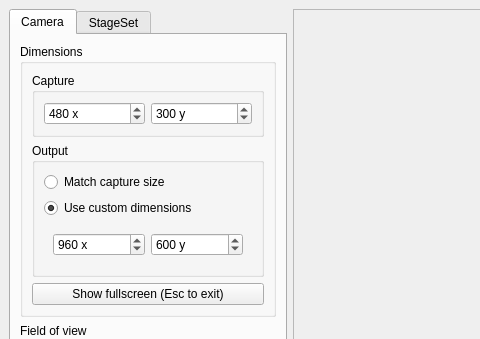
This is CpuRaytracing/RaytracerGui.ui in wibus/ExTh-Demos as Qt 5 draws it before an edit; both pictures show x 0 to 480 and y 0 to 339 of the 1561 by 727 pixel window. The edited form follows.
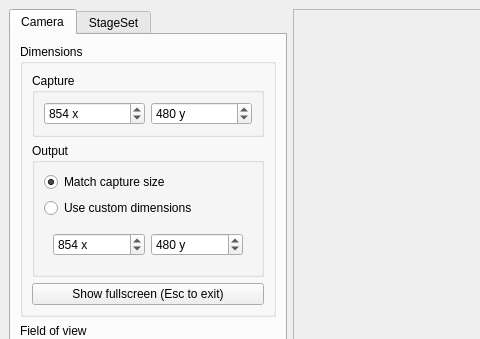
This is the edited form.

Diff of the .ui file:
```diff
--- a/CpuRaytracing/RaytracerGui.ui
+++ b/CpuRaytracing/RaytracerGui.ui
@@ -60,7 +60,7 @@
                    <number>3840</number>
                   </property>
                   <property name="value">
-                   <number>480</number>
+                   <number>854</number>
                   </property>
                  </widget>
                 </item>
@@ -76,7 +76,7 @@
                    <number>2160</number>
                   </property>
                   <property name="value">
-                   <number>300</number>
+                   <number>480</number>
                   </property>
                  </widget>
                 </item>
@@ -97,7 +97,7 @@
                  <string>Match capture size</string>
                 </property>
                 <property name="checked">
-                 <bool>false</bool>
+                 <bool>true</bool>
                 </property>
                 <attribute name="buttonGroup">
                  <string notr="true">outputDimensionsButtonGroup</string>
@@ -110,7 +110,7 @@
                  <string>Use custom dimensions</string>
                 </property>
                 <property name="checked">
-                 <bool>true</bool>
+                 <bool>false</bool>
                 </property>
                 <attribute name="buttonGroup">
                  <string notr="true">outputDimensionsButtonGroup</string>
@@ -135,7 +135,7 @@
                     <number>3840</number>
                    </property>
                    <property name="value">
-                    <number>960</number>
+                    <number>854</number>
                    </property>
                   </widget>
                  </item>
@@ -151,7 +151,7 @@
                     <number>2160</number>
                    </property>
                    <property name="value">
-                    <number>600</number>
+                    <number>480</number>
                    </property>
                   </widget>
                  </item>
```
Left out of the diff: 2 changed lines with no effect on the pictures.
